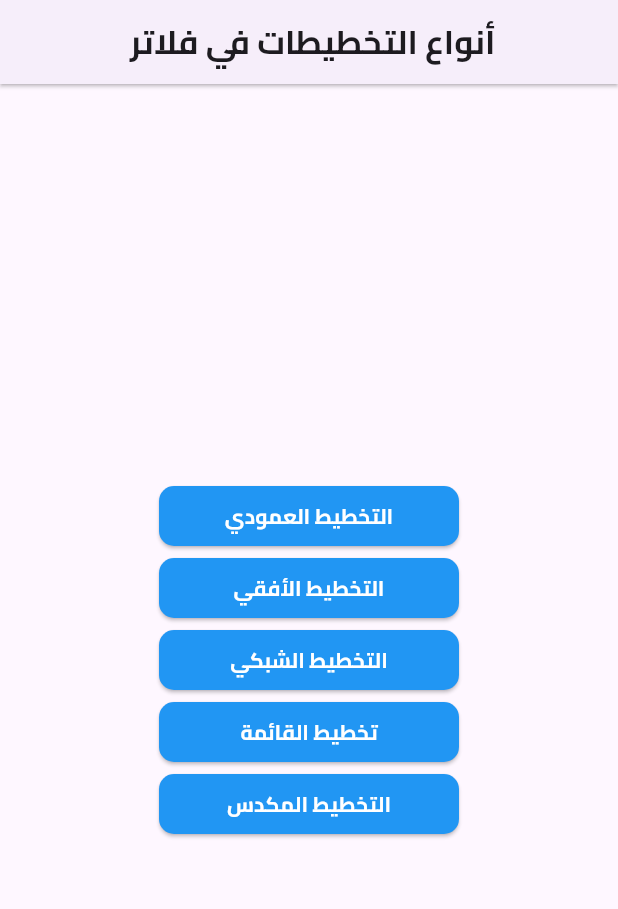
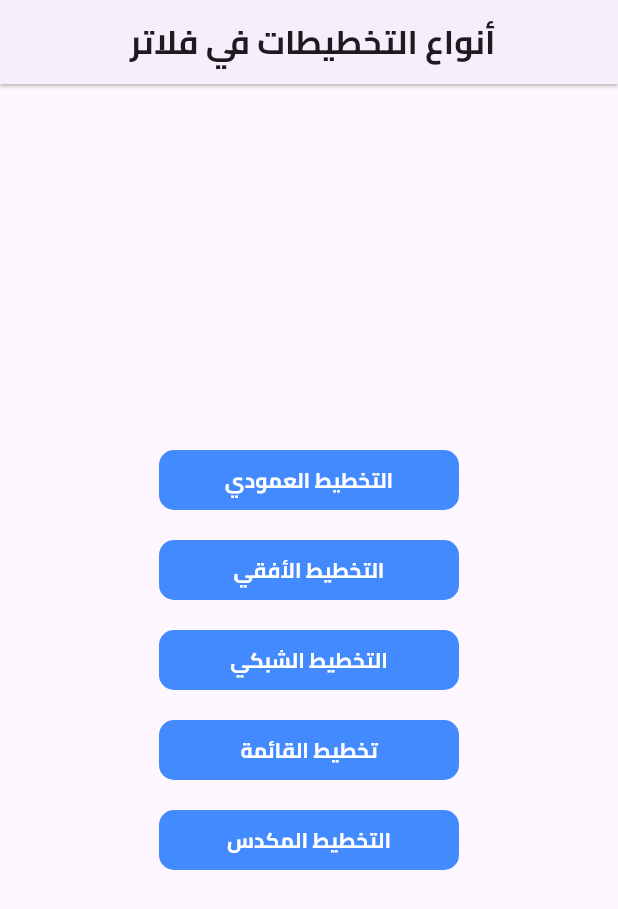
Before and after one commit to Mostafa2alabraqi/Layout_Types_Mostafa_Mabkhot, a Flutter app: the screen it shows after launch, on a phone screen of 412 x 824 dp. Shown: the top 909 px of the screen. Run offline on Flutter 3.47's test engine with Material 3 defaults, Android fonts, the phone set to English and light mode, and no system bars.

Commit message:
Initial Commit

```diff
--- a/lib/custom_button.dart
+++ b/lib/custom_button.dart
@@ -8,17 +8,20 @@ class CustomButton extends StatelessWidget {
 
   @override
   Widget build(BuildContext context) {
-    return ElevatedButton(
-      style: ElevatedButton.styleFrom(
-        minimumSize: Size(200, 40),
-        backgroundColor: Colors.blue,
-        foregroundColor: Colors.white,
-        shape: RoundedRectangleBorder(borderRadius: BorderRadius.circular(10)),
+    return GestureDetector(
+      onTap: onPressed,
+      child: Container(
+        alignment: Alignment.center,
+        width: 200,
+        height: 40,
+        margin: EdgeInsets.all(10),
+        decoration: BoxDecoration(
+          color: Colors.blueAccent,
+          borderRadius: BorderRadius.circular(10),
+          shape: BoxShape.rectangle,
+        ),
+        child: Text(text,style: TextStyle(color: Colors.white),),
       ),
-      onPressed: () {
-        onPressed();
-      },
-      child: Text(text,style: TextStyle(),),
     );
   }
 }
--- a/lib/layouts/grid_view_layout.dart
+++ b/lib/layouts/grid_view_layout.dart
@@ -12,7 +12,7 @@ class GridViewLayout extends StatelessWidget {
         centerTitle: true,
         shadowColor: Colors.black,
         elevation: 1,
-      ``),
+      ),
       body: GridView.builder(
         gridDelegate: SliverGridDelegateWithFixedCrossAxisCount(
           crossAxisCount: 3,
```
Also changed, not shown: 1 other file.
